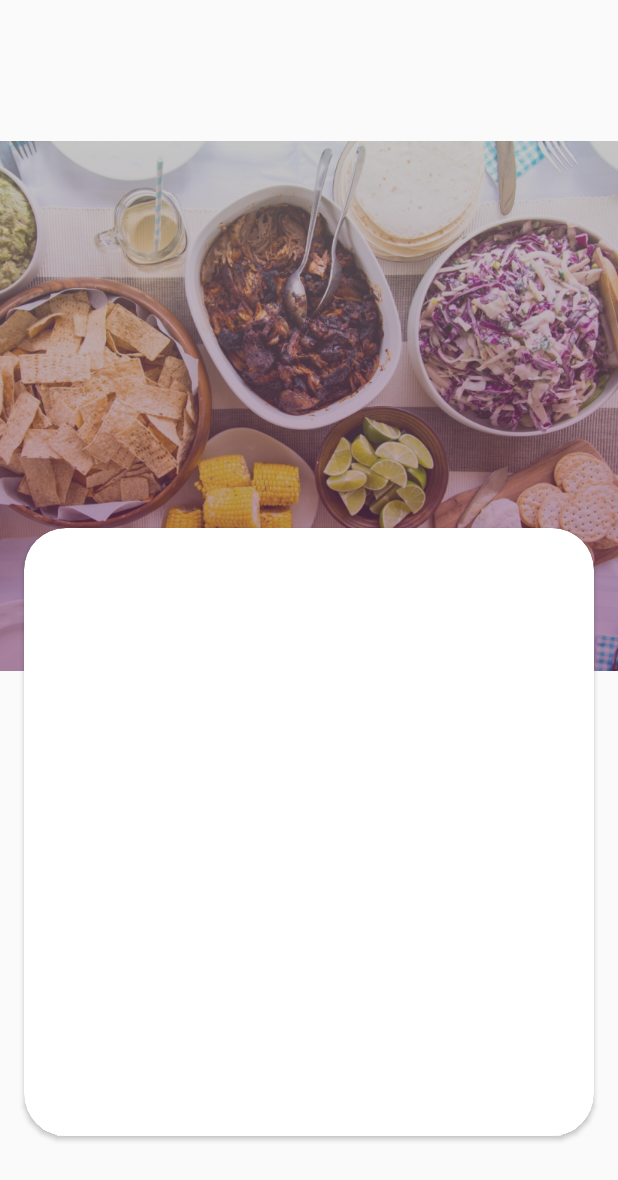
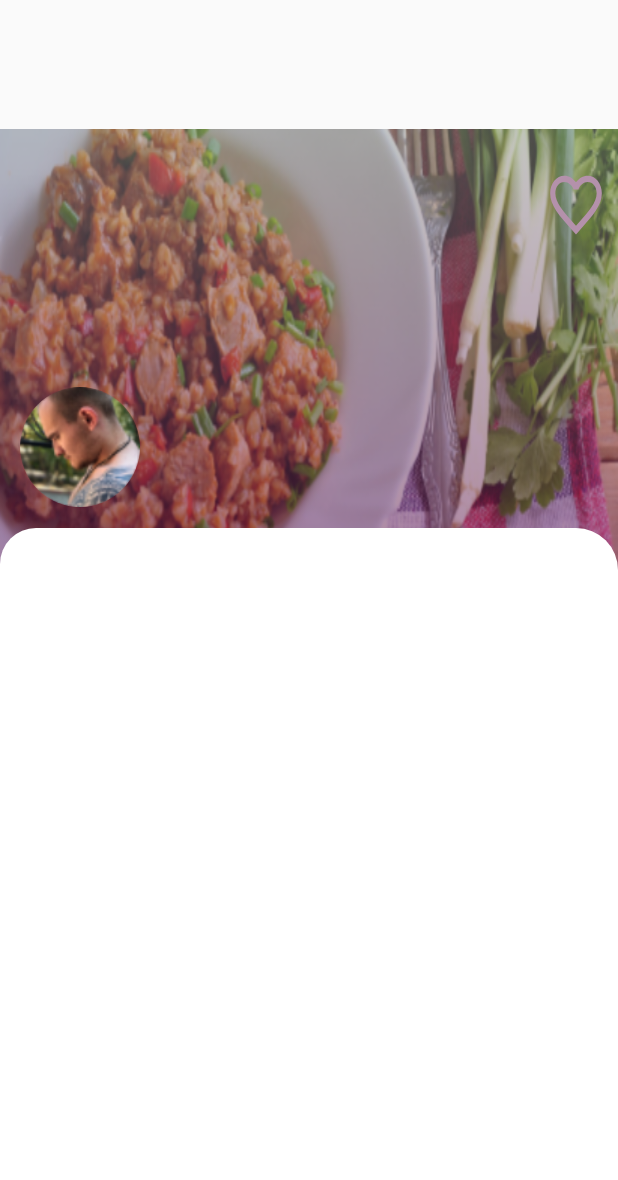
Before and after one commit to ichekhovskikh/step-to-food, an Android app: the layout activity_food_info.xml on its own in the app's theme, with its tools: preview values and no code run, on a phone screen of 412 x 824 dp. Shown: the top 1180 px of the screen. Run offline under Robolectric (Android 15) with nearby library versions, the phone set to English and light mode, and no system bars.

Commit message:
added food info

```diff
--- a/app/build.gradle
+++ b/app/build.gradle
@@ -46,4 +46,5 @@ dependencies {
     implementation 'com.android.support:support-v4:28.0.0'
     implementation 'com.jakewharton:kotterknife:0.1.0-SNAPSHOT'
     implementation 'com.github.mancj:MaterialSearchBar:0.7.6'
+    implementation 'de.hdodenhof:circleimageview:2.2.0'
 }
--- a/app/src/main/java/com/sugar/steptofood/FoodInfoActivity.kt
+++ b/app/src/main/java/com/sugar/steptofood/FoodInfoActivity.kt
@@ -8,5 +8,6 @@ class FoodInfoActivity : AppCompatActivity() {
     override fun onCreate(savedInstanceState: Bundle?) {
         super.onCreate(savedInstanceState)
         setContentView(R.layout.activity_food_info)
+        getSupportActionBar()?.hide()
     }
 }
--- /dev/null
+++ b/app/src/main/res/drawable/bound_with_circle_top.xml
@@ -0,0 +1,8 @@
+<shape xmlns:android="http://schemas.android.com/apk/res/android"
+    android:shape="rectangle" >
+    <solid
+        android:color="@color/white" />
+    <corners
+        android:topLeftRadius="24dp"
+        android:topRightRadius="28dp"/>
+</shape>
--- a/app/src/main/res/layout/activity_food_info.xml
+++ b/app/src/main/res/layout/activity_food_info.xml
@@ -4,66 +4,97 @@
     xmlns:tools="http://schemas.android.com/tools"
     android:layout_width="match_parent"
     android:layout_height="match_parent"
-    android:paddingTop="@dimen/tabs_and_toolbar_height"
-    tools:context=".FoodInfoActivity">
+    android:paddingTop="@dimen/tabs_and_toolbar_height">
 
-    <ImageView
-        android:id="@+id/imageView"
+    <android.support.constraint.ConstraintLayout
+        android:layout_width="match_parent"
+        android:layout_height="match_parent">
+
+        <ImageView
+            android:id="@+id/imageFoodView"
+            android:layout_width="match_parent"
+            android:layout_height="0dp"
+            android:contentDescription="@string/todo"
+            android:scaleType="fitXY"
+            app:layout_constraintHeight_percent="0.4"
+            app:srcCompat="@drawable/test_food_picture" />
+
+        <TextView
+            android:id="@+id/textFoodNameView"
+            android:layout_width="0dp"
+            android:layout_height="wrap_content"
+            android:maxLines="1"
+            android:singleLine="true"
+            android:textAlignment="textStart"
+            android:textColor="@color/white"
+            android:textSize="24sp"
+            app:layout_constraintBottom_toBottomOf="@+id/imageFoodView"
+            app:layout_constraintEnd_toEndOf="parent"
+            app:layout_constraintHorizontal_bias="0.1"
+            app:layout_constraintStart_toStartOf="parent"
+            app:layout_constraintTop_toTopOf="@+id/imageFoodView"
+            app:layout_constraintVertical_bias="0.1"
+            app:layout_constraintWidth_percent="0.7" />
+
+        <ToggleButton
+            android:id="@+id/buttonLike"
+            style="CheckBoxStyle"
+            android:layout_width="0dp"
+            android:layout_height="0dp"
+            android:background="@drawable/like_button"
+            android:textOff=""
+            android:textOn=""
+            app:layout_constraintBottom_toBottomOf="@+id/imageFoodView"
+            app:layout_constraintEnd_toEndOf="parent"
+            app:layout_constraintHeight_percent="0.07"
+            app:layout_constraintHorizontal_bias="0.98"
+            app:layout_constraintStart_toStartOf="parent"
+            app:layout_constraintTop_toTopOf="@+id/imageFoodView"
+            app:layout_constraintVertical_bias="0.1"
+            app:layout_constraintWidth_percent="0.1" />
+
+        <de.hdodenhof.circleimageview.CircleImageView
+            android:id="@+id/imageUserView"
+            android:layout_width="80dp"
+            android:layout_height="80dp"
+            android:src="@drawable/test_avatar"
+            app:layout_constraintBottom_toBottomOf="@+id/imageFoodView"
+            app:layout_constraintEnd_toEndOf="parent"
+            app:layout_constraintHorizontal_bias="0.04"
+            app:layout_constraintStart_toStartOf="parent"
+            app:layout_constraintTop_toTopOf="@+id/imageFoodView"
+            app:layout_constraintVertical_bias="0.8" />
+
+        <TextView
+            android:id="@+id/textUserNameView"
+            android:layout_width="0dp"
+            android:layout_height="wrap_content"
+            android:maxLines="1"
+            android:singleLine="true"
+            android:textAlignment="textStart"
+            android:textColor="@color/white"
+            android:textSize="18sp"
+            app:layout_constraintBottom_toBottomOf="@+id/imageFoodView"
+            app:layout_constraintEnd_toEndOf="parent"
+            app:layout_constraintHorizontal_bias="0.9"
+            app:layout_constraintStart_toStartOf="parent"
+            app:layout_constraintTop_toTopOf="@+id/imageFoodView"
+            app:layout_constraintVertical_bias="0.8"
+            app:layout_constraintWidth_percent="0.7" />
+    </android.support.constraint.ConstraintLayout>
+
+    <ScrollView
+        android:id="@+id/view"
         android:layout_width="match_parent"
         android:layout_height="0dp"
-        android:contentDescription="@string/todo"
-        app:layout_constraintHeight_percent="0.5"
-        app:srcCompat="@drawable/login"
-        tools:scaleType="fitXY">
-
-<!--        <TextView
-            android:id="@+id/textViewStep"
-            android:layout_width="wrap_content"
-            android:layout_height="wrap_content"
-            android:text="@string/step_to"
-            android:textColor="@color/white"
-            android:textSize="38sp"
-            app:layout_constraintBottom_toBottomOf="parent"
-            app:layout_constraintHorizontal_bias="0.5"
-            app:layout_constraintLeft_toLeftOf="parent"
-            app:layout_constraintRight_toRightOf="parent"
-            app:layout_constraintTop_toTopOf="parent"
-            app:layout_constraintVertical_bias="0.10" />
-
-        <TextView
-            android:id="@+id/textViewFood"
-            android:layout_width="wrap_content"
-            android:layout_height="wrap_content"
-            android:text="@string/food"
-            android:textColor="@color/white"
-            android:textSize="38sp"
-            app:layout_constraintBottom_toBottomOf="parent"
-            app:layout_constraintHorizontal_bias="0.5"
-            app:layout_constraintLeft_toLeftOf="parent"
-            app:layout_constraintRight_toRightOf="parent"
-            app:layout_constraintTop_toTopOf="parent"
-            app:layout_constraintVertical_bias="0.18" />-->
-    </ImageView>
-
-    <android.support.v7.widget.CardView
-        android:id="@+id/cardView"
-        android:layout_width="match_parent"
-        android:layout_height="0dp"
-        android:layout_marginEnd="16dp"
-        android:layout_marginStart="16dp"
-        app:cardBackgroundColor="@color/white"
-        app:cardCornerRadius="28dp"
+        android:background="@drawable/bound_with_circle_top"
+        android:isScrollContainer="true"
         app:layout_constraintBottom_toBottomOf="parent"
-        app:layout_constraintHeight_percent="0.55"
-        app:layout_constraintTop_toTopOf="parent"
-        app:layout_constraintVertical_bias="0.8">
-
-        <android.support.constraint.ConstraintLayout
-            android:layout_width="match_parent"
-            android:layout_height="match_parent">
+        app:layout_constraintCircleRadius="16dp"
+        app:layout_constraintEnd_toEndOf="parent"
+        app:layout_constraintHeight_percent="0.64"
+        app:layout_constraintStart_toStartOf="parent">
+    </ScrollView>
 
 
-        </android.support.constraint.ConstraintLayout>
-    </android.support.v7.widget.CardView>
-
 </android.support.constraint.ConstraintLayout>
--- a/app/src/main/res/layout/common_background_login.xml
+++ b/app/src/main/res/layout/common_background_login.xml
@@ -12,7 +12,7 @@
         android:contentDescription="@string/todo"
         app:layout_constraintHeight_percent="0.5"
         app:srcCompat="@drawable/login"
-        tools:scaleType="fitXY" />
+        android:scaleType="fitXY"/>
 
     <TextView
         android:id="@+id/textViewStep"
```
Also changed, not shown: app/src/main/AndroidManifest.xml (+4 -4 lines), app/src/main/res/layout/energy_info.xml (added, +113 -0 lines), app/src/main/res/layout/how_do_info.xml (added, +25 -0 lines), app/src/main/res/layout/products_info.xml (added, +16 -0 lines), app/src/main/res/values/strings.xml (+7 -0 lines), app/src/main/res/drawable/test_avatar.png (added).
